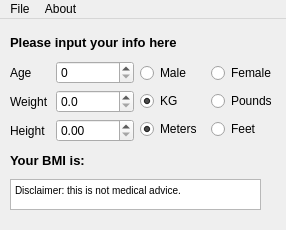
Above: mainwindow.ui from darioZIP/BMIcalculator before the change. Below: the same form after it.
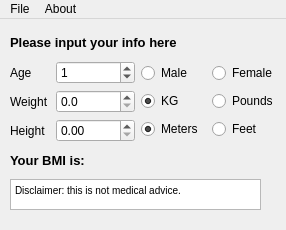
That is the form after the change.

The edit to the form file:
```diff
--- a/mainwindow.ui
+++ b/mainwindow.ui
@@ -22,7 +22,7 @@
      <rect>
       <x>10</x>
       <y>10</y>
-      <width>271</width>
+      <width>272</width>
       <height>144</height>
      </rect>
     </property>
@@ -102,6 +102,15 @@
            <property name="acceptDrops">
             <bool>false</bool>
            </property>
+           <property name="maximum">
+            <number>150</number>
+           </property>
+           <property name="singleStep">
+            <number>5</number>
+           </property>
+           <property name="value">
+            <number>1</number>
+           </property>
            <property name="displayIntegerBase">
             <number>10</number>
            </property>
@@ -121,6 +130,9 @@
            <property name="decimals">
             <number>1</number>
            </property>
+           <property name="maximum">
+            <double>300.000000000000000</double>
+           </property>
            <property name="singleStep">
             <double>5.000000000000000</double>
            </property>
@@ -138,7 +150,7 @@
             <bool>false</bool>
            </property>
            <property name="maximum">
-            <double>20.000000000000000</double>
+            <double>100.000000000000000</double>
            </property>
            <property name="singleStep">
             <double>0.150000000000000</double>
```
Left out of the diff: 10 changed lines with no effect on the pictures.
